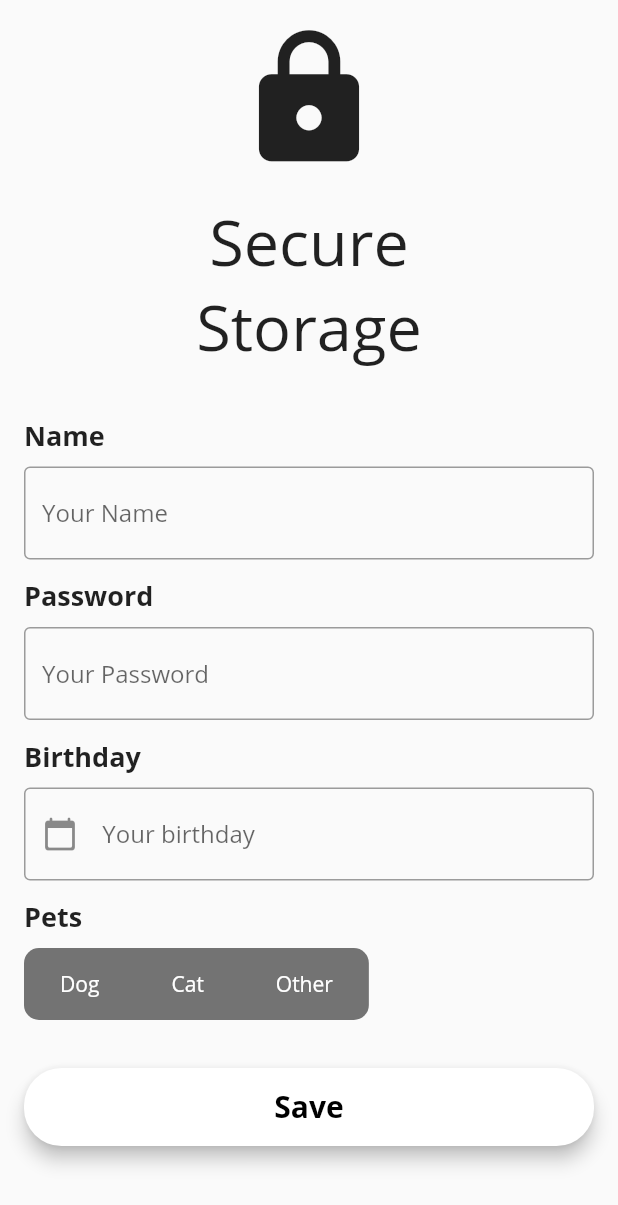
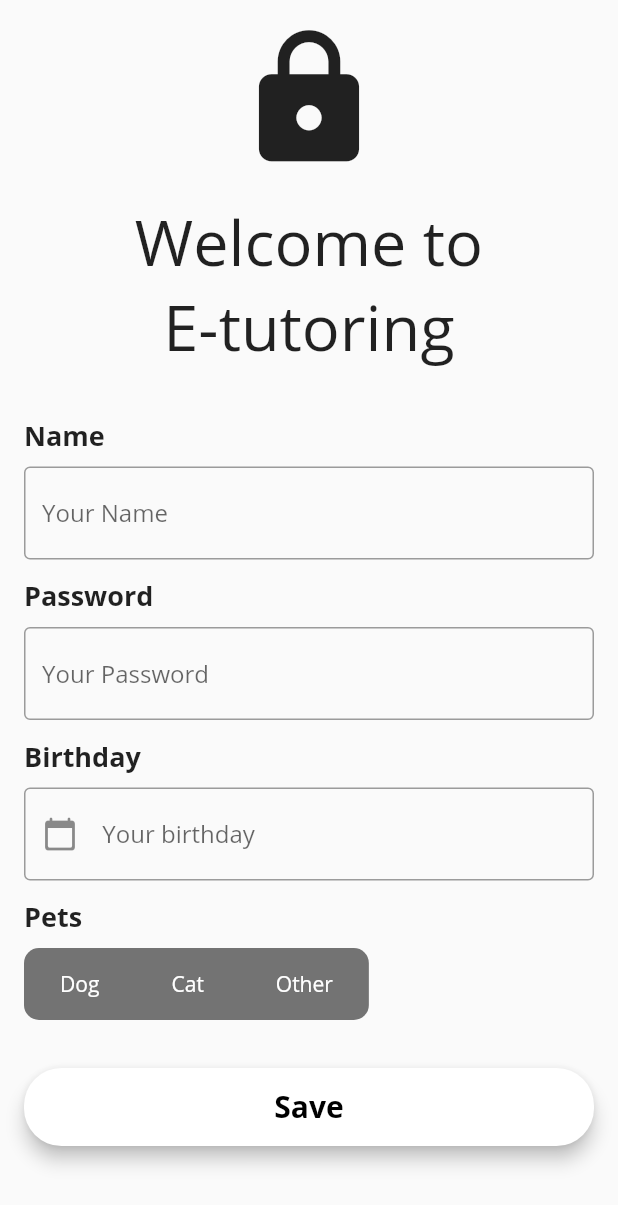
Before and after one commit to John-Hundred/Etutoring, a Flutter app: the screen it shows after launch, on a phone screen of 412 x 824 dp. Shown: the top 1205 px of the screen. Run offline on Flutter 3.47's test engine with Material 2 defaults, Android fonts, the phone set to English and light mode, and no system bars; our stand-ins replace carousel_slider, flutter_secure_storage, font_awesome_flutter, scrollable_positioned_list; statements that could not run were skipped.

```diff
--- a/lib/screens/user_page.dart
+++ b/lib/screens/user_page.dart
@@ -45,7 +45,7 @@ class _UserPageState extends State<UserPage> {
           child: ListView(
             padding: EdgeInsets.all(16),
             children: [
-              TitleWidget(icon: Icons.lock, text: 'Secure\nStorage'),
+              TitleWidget(icon: Icons.lock, text: 'Welcome to\nE-tutoring'),
               const SizedBox(height: 32),
               buildName(),
               const SizedBox(height: 12),
```
